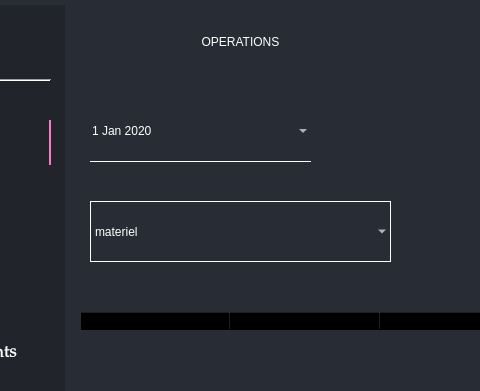
Old version of the form design/main.ui in the repository Sminth/gest_stock_py; both pictures show x 130 to 610 and y 0 to 391 of the 1280 by 720 pixel window.
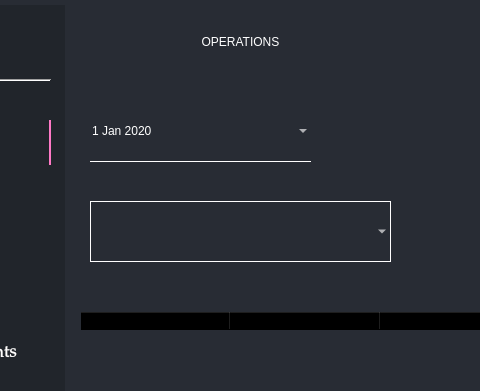
New version of the form. The open tabs and pages were chosen to show the change. Icons and pictures are not drawn.

```diff
--- a/design/main.ui
+++ b/design/main.ui
@@ -1709,13 +1709,8 @@
        <string notr="true">border : 1px solid #fff</string>
       </property>
       <property name="currentText">
-       <string>materiel</string>
+       <string/>
       </property>
-      <item>
-       <property name="text">
-        <string>materiel</string>
-       </property>
-      </item>
      </widget>
      <widget class="QSpinBox" name="spinBox">
       <property name="geometry">
```
Left out of the diff: 9 changed lines with no effect on the pictures.
